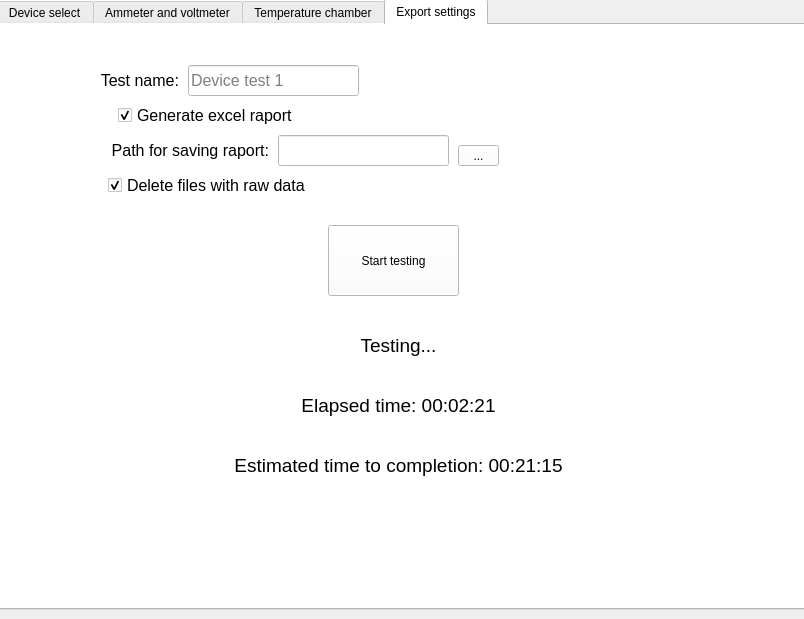
Before: the Qt Designer form BurySmartMeasure.ui in zielony414/Smart_measure, drawn with Qt 5.
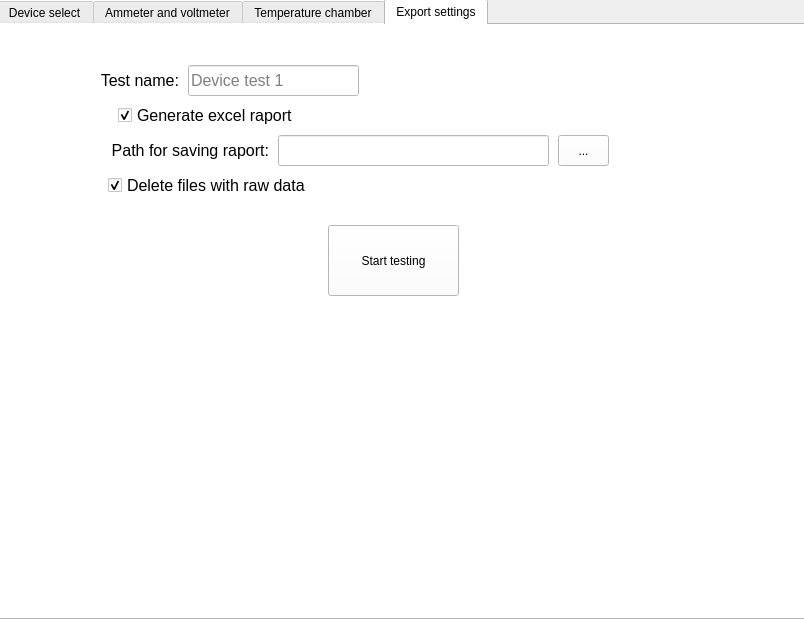
After: the same form once the commit is applied. The open tabs and pages were chosen to show the change.

Diff of the .ui file:
```diff
--- a/BurySmartMeasure.ui
+++ b/BurySmartMeasure.ui
@@ -23,7 +23,7 @@
       <x>-4</x>
       <y>-1</y>
       <width>811</width>
-      <height>611</height>
+      <height>621</height>
      </rect>
     </property>
     <property name="autoFillBackground">
@@ -2372,10 +2372,10 @@
      <widget class="QToolButton" name="browse_path_toolbtn">
       <property name="geometry">
        <rect>
-        <x>460</x>
-        <y>120</y>
-        <width>41</width>
-        <height>21</height>
+        <x>560</x>
+        <y>110</y>
+        <width>51</width>
+        <height>31</height>
        </rect>
       </property>
       <property name="text">
@@ -2387,15 +2387,18 @@
        <rect>
         <x>280</x>
         <y>110</y>
-        <width>171</width>
+        <width>271</width>
         <height>31</height>
        </rect>
       </property>
       <property name="font">
        <font>
-        <pointsize>12</pointsize>
+        <pointsize>9</pointsize>
        </font>
       </property>
+      <property name="text">
+       <string/>
+      </property>
       <property name="maxLength">
        <number>250</number>
       </property>
@@ -2479,7 +2482,7 @@
        </font>
       </property>
       <property name="text">
-       <string>Testing...</string>
+       <string/>
       </property>
       <property name="alignment">
        <set>Qt::AlignCenter</set>
@@ -2500,7 +2503,7 @@
        </font>
       </property>
       <property name="text">
-       <string>Elapsed time: 00:02:21</string>
+       <string/>
       </property>
       <property name="alignment">
        <set>Qt::AlignCenter</set>
@@ -2521,7 +2524,7 @@
        </font>
       </property>
       <property name="text">
-       <string>Estimated time to completion: 00:21:15</string>
+       <string/>
       </property>
       <property name="alignment">
        <set>Qt::AlignCenter</set>
```
